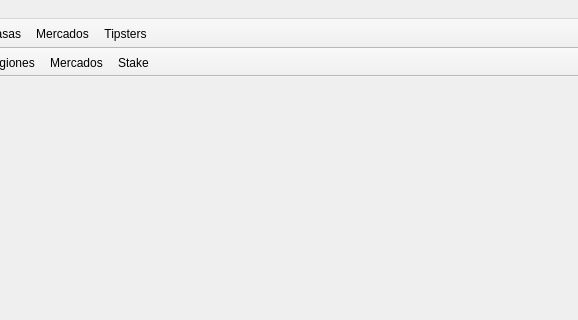
The window that ui/wmain.ui (soker90/betcon) describes before a commit, drawn with Qt 5; both pictures show x 431 to 1009 and y 0 to 320 of the 1009 by 678 pixel window.
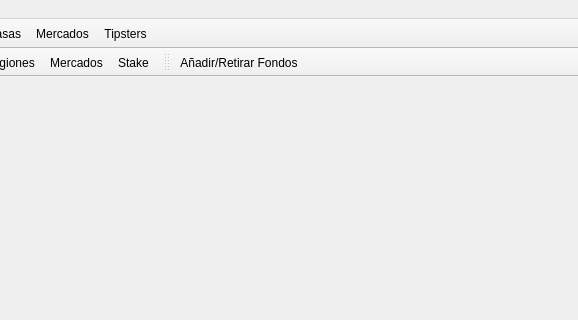
The same window after the commit.

The edit to the form file:
```diff
--- a/ui/wmain.ui
+++ b/ui/wmain.ui
@@ -133,6 +133,18 @@
    <addaction name="aStatsMarket"/>
    <addaction name="aStatsStake"/>
   </widget>
+  <widget class="QToolBar" name="toolBank">
+   <property name="windowTitle">
+    <string>toolBar</string>
+   </property>
+   <attribute name="toolBarArea">
+    <enum>TopToolBarArea</enum>
+   </attribute>
+   <attribute name="toolBarBreak">
+    <bool>false</bool>
+   </attribute>
+   <addaction name="aAddMoney"/>
+  </widget>
   <action name="aNew">
    <property name="text">
     <string>Nueva</string>
@@ -317,6 +329,11 @@
     <string>Acerca de</string>
    </property>
   </action>
+  <action name="aAddMoney">
+   <property name="text">
+    <string>Añadir/Retirar Fondos</string>
+   </property>
+  </action>
  </widget>
  <resources/>
  <connections/>
```
